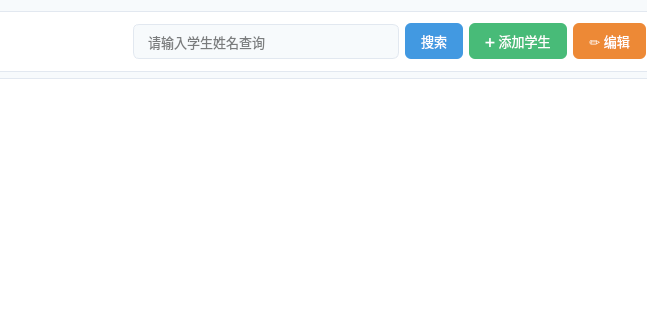
Old version of the form 666_zhuanzong/studentpage.ui in the repository jiangxiaowei310/TeachingSystem; both pictures show x 253 to 900 and y 0 to 320 of the 1000 by 650 pixel window.
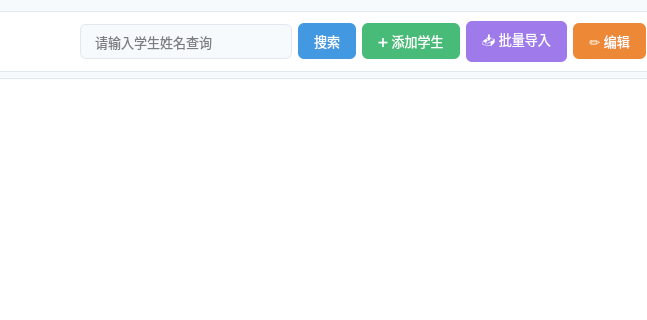
New version of the form.

Commit message: 增加了批量导入学生的功能

```diff
--- a/666_zhuanzong/studentpage.ui
+++ b/666_zhuanzong/studentpage.ui
@@ -97,6 +97,16 @@
         </property>
        </widget>
       </item>
+      <item>
+       <widget class="QPushButton" name="batchImportBtn">
+        <property name="styleSheet">
+         <string notr="true">background: #9f7aea; color: white;</string>
+        </property>
+        <property name="text">
+         <string>📥 批量导入</string>
+        </property>
+       </widget>
+      </item>
       <item>
        <widget class="QPushButton" name="editBtn">
         <property name="styleSheet">
```
Left out of the diff: 1 changed line with no effect on the pictures. The commit also changes 10 other files.
